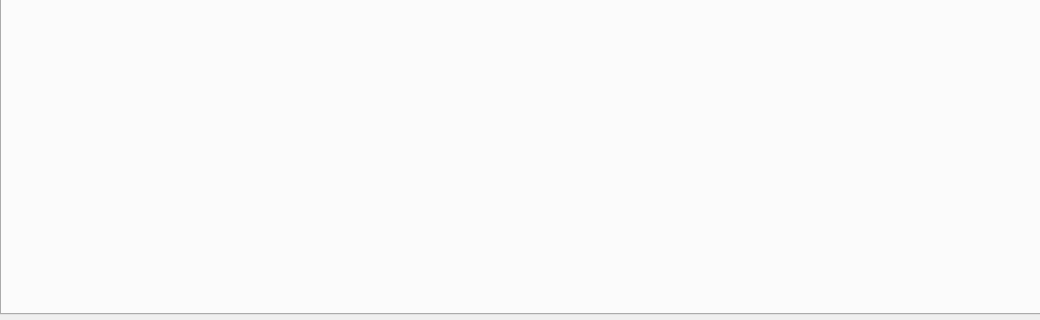
Old version of the form graphs/main_win.ui in the repository DonRumata710/Graphs; both pictures show x 0 to 1040 and y 535 to 855 of the 1040 by 855 pixel window.
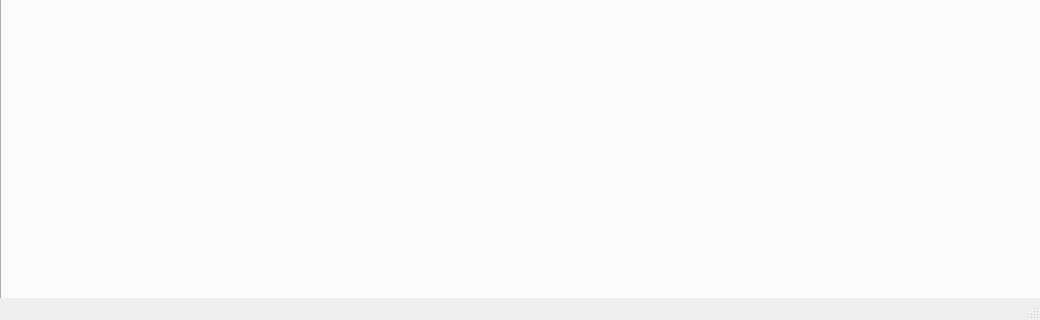
New version of the form.

What changed in the file:
```diff
--- a/graphs/main_win.ui
+++ b/graphs/main_win.ui
@@ -102,6 +102,7 @@
    <addaction name="menu_2"/>
    <addaction name="help"/>
   </widget>
+  <widget class="QStatusBar" name="statusBar"/>
   <action name="open">
    <property name="text">
     <string>Открыть</string>
```
Left out of the diff: 6 changed lines with no effect on the pictures.
